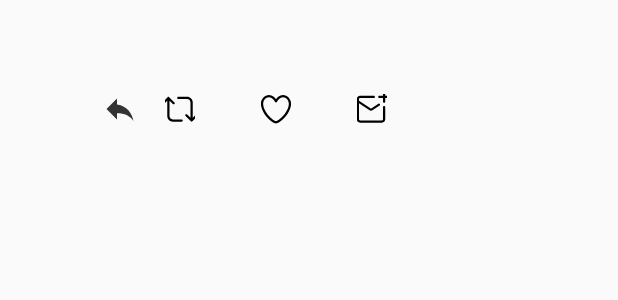
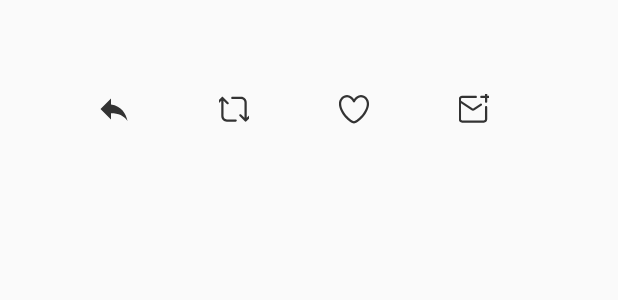
Before and after one commit to va-rau-jo/Bitter, an Android app: the layout activity_detail.xml on its own in the app's theme, with its tools: preview values and no code run, on a phone screen of 412 x 824 dp. Shown: the top 300 px of the screen. Run offline under Robolectric (Android 15) with nearby library versions, the phone set to English and light mode, and no system bars.

Commit message:
correct spacing on buttons

```diff
--- a/app/src/main/java/com/codepath/activities/ComposeActivity.java
+++ b/app/src/main/java/com/codepath/activities/ComposeActivity.java
@@ -99,7 +99,7 @@ public class ComposeActivity extends AppCompatActivity {
                             try {
                                 Toast.makeText(ComposeActivity.this, "Reply sent", Toast.LENGTH_LONG).show();
                                 btnSend.setEnabled(true);
-                                Tweet newTweet = Tweet.getReplyFromJSON(response);
+                                Tweet newTweet = Tweet.fromJSON(response);
                                 Intent intent = new Intent();
                                 intent.putExtra(getString(R.string.new_tweet_key), newTweet);
                                 setResult(RESULT_OK, intent);
--- a/app/src/main/java/com/codepath/activities/DetailActivity.java
+++ b/app/src/main/java/com/codepath/activities/DetailActivity.java
@@ -75,6 +75,9 @@ public class DetailActivity extends AppCompatActivity {
                 .bitmapTransform(new CropCircleTransformation(this))
                 .into(ivProfileImage);
 
+        ibRetweet.setSelected(tweet.retweeted);
+        ibFavorite.setSelected(tweet.favorited);
+
         tvRetweetCounter.setText(FormatHelper.formatCounter(tweet.retweets));
         tvFavoriteCounter.setText(FormatHelper.formatCounter(tweet.favorites));
     }
--- a/app/src/main/res/drawable-anydpi/ic_reply.xml
+++ b/app/src/main/res/drawable-anydpi/ic_reply.xml
@@ -2,9 +2,8 @@
     android:width="24dp"
     android:height="24dp"
     android:viewportWidth="24"
-    android:viewportHeight="24"
-    android:tint="#333333">
+    android:viewportHeight="24" >
     <path
-        android:fillColor="#FF000000"
+        android:fillColor="@color/dark_gray"
         android:pathData="M10,9V5l-7,7 7,7v-4.1c5,0 8.5,1.6 11,5.1 -1,-5 -4,-10 -11,-11z"/>
 </vector>
--- a/app/src/main/res/drawable-mdpi/ic_vector_compose_dm.xml
+++ b/app/src/main/res/drawable-mdpi/ic_vector_compose_dm.xml
@@ -1,5 +1,5 @@
 <?xml version="1.0" encoding="utf-8"?>
 <vector android:height="24.0dip" android:width="24.0dip" android:viewportWidth="24.0" android:viewportHeight="24.0"
   xmlns:android="http://schemas.android.com/apk/res/android">
-    <path android:fillColor="#ff000000" android:pathData="M23.25,3.184h-2.425V0.76c0,-0.415 -0.336,-0.75 -0.75,-0.75s-0.75,0.335 -0.75,0.75v2.424H16.9c-0.414,0 -0.75,0.336 -0.75,0.75s0.336,0.75 0.75,0.75h2.425V7.11c0,0.413 0.336,0.75 0.75,0.75s0.75,-0.337 0.75,-0.75V4.683h2.425c0.414,0 0.75,-0.336 0.75,-0.75s-0.336,-0.75 -0.75,-0.75zM20.075,10.06c-0.414,0 -0.75,0.337 -0.75,0.75v8.08c0,0.413 -0.337,0.75 -0.75,0.75H4.095c-0.412,0 -0.75,-0.337 -0.75,-0.75V8.23l6.778,4.518c0.368,0.246 0.79,0.37 1.213,0.37 0.422,0 0.844,-0.124 1.212,-0.37l4.53,-3.013c0.336,-0.223 0.428,-0.676 0.204,-1.012 -0.223,-0.334 -0.675,-0.427 -1.012,-0.203l-4.53,3.015c-0.246,0.162 -0.563,0.163 -0.808,0l-7.586,-5.06V5.435c0,-0.414 0.337,-0.75 0.75,-0.75h9.094c0.414,0 0.75,-0.336 0.75,-0.75s-0.336,-0.75 -0.75,-0.75H4.096c-1.24,0 -2.25,1.01 -2.25,2.25V18.89c0,1.24 1.01,2.25 2.25,2.25h14.48c1.24,0 2.25,-1.01 2.25,-2.25v-8.08c0,-0.414 -0.337,-0.75 -0.75,-0.75z" />
+    <path android:fillColor="@color/dark_gray" android:pathData="M23.25,3.184h-2.425V0.76c0,-0.415 -0.336,-0.75 -0.75,-0.75s-0.75,0.335 -0.75,0.75v2.424H16.9c-0.414,0 -0.75,0.336 -0.75,0.75s0.336,0.75 0.75,0.75h2.425V7.11c0,0.413 0.336,0.75 0.75,0.75s0.75,-0.337 0.75,-0.75V4.683h2.425c0.414,0 0.75,-0.336 0.75,-0.75s-0.336,-0.75 -0.75,-0.75zM20.075,10.06c-0.414,0 -0.75,0.337 -0.75,0.75v8.08c0,0.413 -0.337,0.75 -0.75,0.75H4.095c-0.412,0 -0.75,-0.337 -0.75,-0.75V8.23l6.778,4.518c0.368,0.246 0.79,0.37 1.213,0.37 0.422,0 0.844,-0.124 1.212,-0.37l4.53,-3.013c0.336,-0.223 0.428,-0.676 0.204,-1.012 -0.223,-0.334 -0.675,-0.427 -1.012,-0.203l-4.53,3.015c-0.246,0.162 -0.563,0.163 -0.808,0l-7.586,-5.06V5.435c0,-0.414 0.337,-0.75 0.75,-0.75h9.094c0.414,0 0.75,-0.336 0.75,-0.75s-0.336,-0.75 -0.75,-0.75H4.096c-1.24,0 -2.25,1.01 -2.25,2.25V18.89c0,1.24 1.01,2.25 2.25,2.25h14.48c1.24,0 2.25,-1.01 2.25,-2.25v-8.08c0,-0.414 -0.337,-0.75 -0.75,-0.75z" />
 </vector>
--- a/app/src/main/res/drawable-mdpi/ic_vector_heart.xml
+++ b/app/src/main/res/drawable-mdpi/ic_vector_heart.xml
@@ -1,5 +1,5 @@
 <?xml version="1.0" encoding="utf-8"?>
 <vector android:height="24.0dip" android:width="24.0dip" android:viewportWidth="24.0" android:viewportHeight="24.0"
   xmlns:android="http://schemas.android.com/apk/res/android">
-    <path android:fillColor="#ff000000" android:pathData="M12,21.638h-0.014C9.403,21.59 1.95,14.856 1.95,8.478c0,-3.064 2.525,-5.754 5.403,-5.754 2.29,0 3.83,1.58 4.646,2.73 0.814,-1.148 2.354,-2.73 4.645,-2.73 2.88,0 5.404,2.69 5.404,5.755 0,6.376 -7.454,13.11 -10.037,13.157H12z" />
+    <path android:fillColor="@color/medium_red_50" android:pathData="M12,21.638h-0.014C9.403,21.59 1.95,14.856 1.95,8.478c0,-3.064 2.525,-5.754 5.403,-5.754 2.29,0 3.83,1.58 4.646,2.73 0.814,-1.148 2.354,-2.73 4.645,-2.73 2.88,0 5.404,2.69 5.404,5.755 0,6.376 -7.454,13.11 -10.037,13.157H12z" />
 </vector>
--- a/app/src/main/res/drawable-mdpi/ic_vector_heart_stroke.xml
+++ b/app/src/main/res/drawable-mdpi/ic_vector_heart_stroke.xml
@@ -1,5 +1,5 @@
 <?xml version="1.0" encoding="utf-8"?>
 <vector android:height="24.0dip" android:width="24.0dip" android:viewportWidth="24.0" android:viewportHeight="24.0"
   xmlns:android="http://schemas.android.com/apk/res/android">
-    <path android:fillColor="#ff000000" android:pathData="M12,21.638h-0.014C9.403,21.59 1.95,14.856 1.95,8.478c0,-3.064 2.525,-5.754 5.403,-5.754 2.29,0 3.83,1.58 4.646,2.73 0.814,-1.148 2.354,-2.73 4.645,-2.73 2.88,0 5.404,2.69 5.404,5.755 0,6.376 -7.454,13.11 -10.037,13.157H12zM7.354,4.225c-2.08,0 -3.903,1.988 -3.903,4.255 0,5.74 7.034,11.596 8.55,11.658 1.518,-0.062 8.55,-5.917 8.55,-11.658 0,-2.267 -1.823,-4.255 -3.903,-4.255 -2.528,0 -3.94,2.936 -3.952,2.965 -0.23,0.562 -1.156,0.562 -1.387,0 -0.014,-0.03 -1.425,-2.965 -3.954,-2.965z" />
+    <path android:fillColor="@color/dark_gray" android:pathData="M12,21.638h-0.014C9.403,21.59 1.95,14.856 1.95,8.478c0,-3.064 2.525,-5.754 5.403,-5.754 2.29,0 3.83,1.58 4.646,2.73 0.814,-1.148 2.354,-2.73 4.645,-2.73 2.88,0 5.404,2.69 5.404,5.755 0,6.376 -7.454,13.11 -10.037,13.157H12zM7.354,4.225c-2.08,0 -3.903,1.988 -3.903,4.255 0,5.74 7.034,11.596 8.55,11.658 1.518,-0.062 8.55,-5.917 8.55,-11.658 0,-2.267 -1.823,-4.255 -3.903,-4.255 -2.528,0 -3.94,2.936 -3.952,2.965 -0.23,0.562 -1.156,0.562 -1.387,0 -0.014,-0.03 -1.425,-2.965 -3.954,-2.965z" />
 </vector>
--- a/app/src/main/res/drawable-mdpi/ic_vector_home.xml
+++ b/app/src/main/res/drawable-mdpi/ic_vector_home.xml
@@ -1,5 +1,5 @@
 <?xml version="1.0" encoding="utf-8"?>
 <vector android:height="24.0dip" android:width="24.0dip" android:viewportWidth="24.0" android:viewportHeight="24.0"
   xmlns:android="http://schemas.android.com/apk/res/android">
-    <path android:fillColor="#ff000000" android:pathData="M22.58,7.35L12.475,1.897c-0.297,-0.16 -0.654,-0.16 -0.95,0L1.425,7.35c-0.486,0.264 -0.667,0.87 -0.405,1.356 0.18,0.335 0.525,0.525 0.88,0.525 0.16,0 0.324,-0.038 0.475,-0.12l0.734,-0.396 1.59,11.25c0.216,1.214 1.31,2.062 2.66,2.062h9.282c1.35,0 2.444,-0.848 2.662,-2.088l1.588,-11.225 0.737,0.398c0.485,0.263 1.092,0.082 1.354,-0.404 0.263,-0.486 0.08,-1.093 -0.404,-1.355zM12,15.435c-1.795,0 -3.25,-1.455 -3.25,-3.25s1.455,-3.25 3.25,-3.25 3.25,1.455 3.25,3.25 -1.455,3.25 -3.25,3.25z" />
+    <path android:fillColor="@color/twitter_blue" android:pathData="M22.58,7.35L12.475,1.897c-0.297,-0.16 -0.654,-0.16 -0.95,0L1.425,7.35c-0.486,0.264 -0.667,0.87 -0.405,1.356 0.18,0.335 0.525,0.525 0.88,0.525 0.16,0 0.324,-0.038 0.475,-0.12l0.734,-0.396 1.59,11.25c0.216,1.214 1.31,2.062 2.66,2.062h9.282c1.35,0 2.444,-0.848 2.662,-2.088l1.588,-11.225 0.737,0.398c0.485,0.263 1.092,0.082 1.354,-0.404 0.263,-0.486 0.08,-1.093 -0.404,-1.355zM12,15.435c-1.795,0 -3.25,-1.455 -3.25,-3.25s1.455,-3.25 3.25,-3.25 3.25,1.455 3.25,3.25 -1.455,3.25 -3.25,3.25z" />
 </vector>
--- a/app/src/main/res/drawable-mdpi/ic_vector_home_stroke.xml
+++ b/app/src/main/res/drawable-mdpi/ic_vector_home_stroke.xml
@@ -1,6 +1,6 @@
 <?xml version="1.0" encoding="utf-8"?>
 <vector android:height="24.0dip" android:width="24.0dip" android:viewportWidth="24.0" android:viewportHeight="24.0"
   xmlns:android="http://schemas.android.com/apk/res/android">
-    <path android:fillColor="#ff000000" android:pathData="M22.46,7.57L12.357,2.115c-0.223,-0.12 -0.49,-0.12 -0.713,0L1.543,7.57c-0.364,0.197 -0.5,0.652 -0.303,1.017 0.135,0.25 0.394,0.393 0.66,0.393 0.12,0 0.243,-0.03 0.356,-0.09l0.815,-0.44L4.7,19.963c0.214,1.215 1.308,2.062 2.658,2.062h9.282c1.352,0 2.445,-0.848 2.663,-2.087l1.626,-11.49 0.818,0.442c0.364,0.193 0.82,0.06 1.017,-0.304 0.196,-0.363 0.06,-0.818 -0.304,-1.016zM17.822,19.703c-0.107,0.606 -0.703,0.822 -1.18,0.822L7.36,20.525c-0.48,0 -1.075,-0.216 -1.178,-0.798L4.48,7.69 12,3.628l7.522,4.06 -1.7,12.015z" />
-    <path android:fillColor="#ff000000" android:pathData="M8.22,12.184c0,2.084 1.695,3.78 3.78,3.78s3.78,-1.696 3.78,-3.78 -1.695,-3.78 -3.78,-3.78 -3.78,1.696 -3.78,3.78zM14.28,12.184c0,1.258 -1.022,2.28 -2.28,2.28s-2.28,-1.022 -2.28,-2.28 1.022,-2.28 2.28,-2.28 2.28,1.022 2.28,2.28z" />
+    <path android:fillColor="@color/dark_gray" android:pathData="M22.46,7.57L12.357,2.115c-0.223,-0.12 -0.49,-0.12 -0.713,0L1.543,7.57c-0.364,0.197 -0.5,0.652 -0.303,1.017 0.135,0.25 0.394,0.393 0.66,0.393 0.12,0 0.243,-0.03 0.356,-0.09l0.815,-0.44L4.7,19.963c0.214,1.215 1.308,2.062 2.658,2.062h9.282c1.352,0 2.445,-0.848 2.663,-2.087l1.626,-11.49 0.818,0.442c0.364,0.193 0.82,0.06 1.017,-0.304 0.196,-0.363 0.06,-0.818 -0.304,-1.016zM17.822,19.703c-0.107,0.606 -0.703,0.822 -1.18,0.822L7.36,20.525c-0.48,0 -1.075,-0.216 -1.178,-0.798L4.48,7.69 12,3.628l7.522,4.06 -1.7,12.015z" />
+    <path android:fillColor="@color/dark_gray" android:pathData="M8.22,12.184c0,2.084 1.695,3.78 3.78,3.78s3.78,-1.696 3.78,-3.78 -1.695,-3.78 -3.78,-3.78 -3.78,1.696 -3.78,3.78zM14.28,12.184c0,1.258 -1.022,2.28 -2.28,2.28s-2.28,-1.022 -2.28,-2.28 1.022,-2.28 2.28,-2.28 2.28,1.022 2.28,2.28z" />
 </vector>
--- a/app/src/main/res/drawable-mdpi/ic_vector_retweet_stroke.xml
+++ b/app/src/main/res/drawable-mdpi/ic_vector_retweet_stroke.xml
@@ -1,5 +1,5 @@
 <?xml version="1.0" encoding="utf-8"?>
 <vector android:height="24.0dip" android:width="24.0dip" android:viewportWidth="24.0" android:viewportHeight="24.0"
   xmlns:android="http://schemas.android.com/apk/res/android">
-    <path android:fillColor="#ff000000" android:pathData="M23.77,15.67c-0.292,-0.293 -0.767,-0.293 -1.06,0l-2.22,2.22V7.65c0,-2.068 -1.683,-3.75 -3.75,-3.75h-5.85c-0.414,0 -0.75,0.336 -0.75,0.75s0.336,0.75 0.75,0.75h5.85c1.24,0 2.25,1.01 2.25,2.25v10.24l-2.22,-2.22c-0.293,-0.293 -0.768,-0.293 -1.06,0s-0.294,0.768 0,1.06l3.5,3.5c0.145,0.147 0.337,0.22 0.53,0.22s0.383,-0.072 0.53,-0.22l3.5,-3.5c0.294,-0.292 0.294,-0.767 0,-1.06zM13.11,18.95H7.26c-1.24,0 -2.25,-1.01 -2.25,-2.25V6.46l2.22,2.22c0.148,0.147 0.34,0.22 0.532,0.22s0.384,-0.073 0.53,-0.22c0.293,-0.293 0.293,-0.768 0,-1.06l-3.5,-3.5c-0.293,-0.294 -0.768,-0.294 -1.06,0l-3.5,3.5c-0.294,0.292 -0.294,0.767 0,1.06s0.767,0.293 1.06,0l2.22,-2.22V16.7c0,2.068 1.683,3.75 3.75,3.75h5.85c0.414,0 0.75,-0.336 0.75,-0.75s-0.337,-0.75 -0.75,-0.75z" />
+    <path android:fillColor="@color/dark_gray" android:pathData="M23.77,15.67c-0.292,-0.293 -0.767,-0.293 -1.06,0l-2.22,2.22V7.65c0,-2.068 -1.683,-3.75 -3.75,-3.75h-5.85c-0.414,0 -0.75,0.336 -0.75,0.75s0.336,0.75 0.75,0.75h5.85c1.24,0 2.25,1.01 2.25,2.25v10.24l-2.22,-2.22c-0.293,-0.293 -0.768,-0.293 -1.06,0s-0.294,0.768 0,1.06l3.5,3.5c0.145,0.147 0.337,0.22 0.53,0.22s0.383,-0.072 0.53,-0.22l3.5,-3.5c0.294,-0.292 0.294,-0.767 0,-1.06zM13.11,18.95H7.26c-1.24,0 -2.25,-1.01 -2.25,-2.25V6.46l2.22,2.22c0.148,0.147 0.34,0.22 0.532,0.22s0.384,-0.073 0.53,-0.22c0.293,-0.293 0.293,-0.768 0,-1.06l-3.5,-3.5c-0.293,-0.294 -0.768,-0.294 -1.06,0l-3.5,3.5c-0.294,0.292 -0.294,0.767 0,1.06s0.767,0.293 1.06,0l2.22,-2.22V16.7c0,2.068 1.683,3.75 3.75,3.75h5.85c0.414,0 0.75,-0.336 0.75,-0.75s-0.337,-0.75 -0.75,-0.75z" />
 </vector>
--- /dev/null
+++ b/app/src/main/res/drawable/ic_heart.xml
@@ -0,0 +1,5 @@
+<?xml version="1.0" encoding="utf-8"?>
+<selector xmlns:android="http://schemas.android.com/apk/res/android">
+    <item android:state_selected="true" android:drawable="@drawable/ic_vector_heart"/>
+    <item android:drawable="@drawable/ic_vector_heart_stroke"/>
+</selector>
--- /dev/null
+++ b/app/src/main/res/drawable/ic_home.xml
@@ -0,0 +1,5 @@
+<?xml version="1.0" encoding="utf-8"?>
+<selector xmlns:android="http://schemas.android.com/apk/res/android">
+    <item android:state_selected="true" android:drawable="@drawable/ic_vector_home"/>
+    <item android:drawable="@drawable/ic_vector_home_stroke"/>
+</selector>
--- /dev/null
+++ b/app/src/main/res/drawable/ic_retweet.xml
@@ -0,0 +1,5 @@
+<?xml version="1.0" encoding="utf-8"?>
+<selector xmlns:android="http://schemas.android.com/apk/res/android">
+    <item android:state_selected="true" android:drawable="@drawable/ic_vector_retweet"/>
+    <item android:drawable="@drawable/ic_vector_retweet_stroke"/>
+</selector>
--- a/app/src/main/res/layout/activity_detail.xml
+++ b/app/src/main/res/layout/activity_detail.xml
@@ -55,8 +55,8 @@
         android:layout_width="@dimen/image_button_size"
         android:layout_height="@dimen/image_button_size"
         android:layout_marginTop="8dp"
-        android:layout_marginStart="8dp"
-        android:layout_marginLeft="8dp"
+        android:layout_marginStart="4dp"
+        android:layout_marginLeft="4dp"
         android:layout_marginBottom="8dp"
         android:background="@null"
         app:layout_constraintStart_toStartOf="@+id/tvBody"
@@ -68,13 +68,13 @@
         android:layout_width="@dimen/image_button_size"
         android:layout_height="@dimen/image_button_size"
         android:layout_marginTop="8dp"
-        android:layout_marginStart="40dp"
-        android:layout_marginLeft="40dp"
+        android:layout_marginStart="60dp"
+        android:layout_marginLeft="60dp"
         android:layout_marginBottom="8dp"
         android:background="@null"
-        app:layout_constraintStart_toStartOf="@+id/ibReply"
+        app:layout_constraintStart_toEndOf="@+id/ibReply"
         app:layout_constraintTop_toBottomOf="@+id/tvBody"
-        app:srcCompat="@drawable/ic_vector_retweet_stroke" />
+        app:srcCompat="@drawable/ic_retweet" />
 
     <TextView
         android:id="@+id/tvRetweetCounter"
@@ -90,13 +90,13 @@
         android:id="@+id/ibFavorite"
         android:layout_width="@dimen/image_button_size"
         android:layout_height="@dimen/image_button_size"
-        android:layout_marginStart="40dp"
-        android:layout_marginLeft="40dp"
+        android:layout_marginStart="60dp"
+        android:layout_marginLeft="60dp"
         android:layout_marginTop="8dp"
         android:background="@null"
-        app:layout_constraintStart_toEndOf="@+id/tvRetweetCounter"
+        app:layout_constraintStart_toEndOf="@+id/ibRetweet"
         app:layout_constraintTop_toBottomOf="@+id/tvBody"
-        app:srcCompat="@drawable/ic_vector_heart_stroke" />
+        app:srcCompat="@drawable/ic_heart" />
 
     <TextView
         android:id="@+id/tvFavoriteCounter"
@@ -112,13 +112,12 @@
         android:id="@+id/ibDM"
         android:layout_width="@dimen/image_button_size"
         android:layout_height="@dimen/image_button_size"
-        android:layout_marginStart="40dp"
-        android:layout_marginLeft="40dp"
+        android:layout_marginStart="60dp"
+        android:layout_marginLeft="60dp"
         android:layout_marginTop="8dp"
         android:background="@null"
-        app:layout_constraintStart_toStartOf="@+id/tvFavoriteCounter"
+        app:layout_constraintStart_toEndOf="@+id/ibFavorite"
         app:layout_constraintTop_toBottomOf="@+id/tvBody"
         app:srcCompat="@drawable/ic_vector_compose_dm" />
 
-
 </android.support.constraint.ConstraintLayout>
--- a/app/src/main/res/values/colors.xml
+++ b/app/src/main/res/values/colors.xml
@@ -1,5 +1,6 @@
 <?xml version="1.0" encoding="utf-8"?>
 <resources>
+    <color name="dark_gray">#333333</color>
     <color name="medium_green">#ff17bf63</color>
     <color name="medium_gray">#ffaab8c2</color>
     <color name="medium_gray_30">#4daab8c2</color>
```
Also changed, not shown: app/src/main/java/com/codepath/models/Tweet.java (+8 -11 lines).
